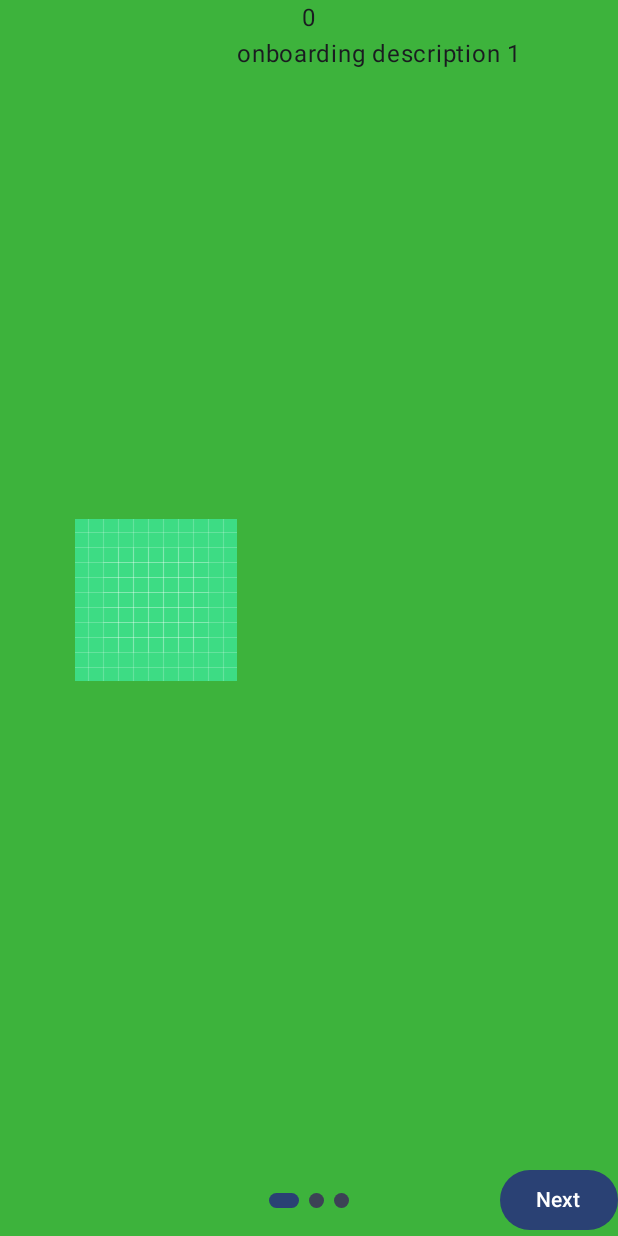
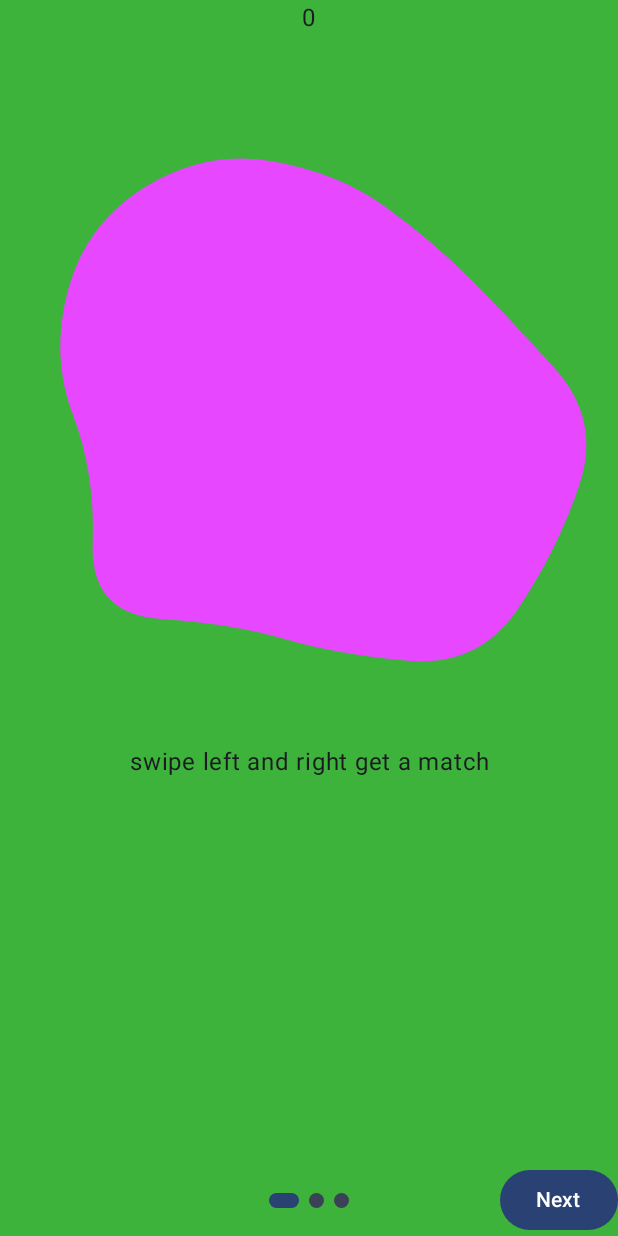
Before and after one commit to YudingZhou/Android, an Android app built with Jetpack Compose: the screen it shows after launch (MainActivity), on a phone screen of 412 x 824 dp. Run offline under Robolectric (Android 15) with nearby library versions, the phone set to English and light mode, and no system bars.

Commit message:
android, onboard with image

```diff
--- a/android_2025_3/app/src/main/java/yuding/android/onboard/OnboardingUI.kt
+++ b/android_2025_3/app/src/main/java/yuding/android/onboard/OnboardingUI.kt
@@ -31,7 +31,9 @@ import androidx.compose.ui.Alignment
 import androidx.compose.ui.Modifier
 import androidx.compose.ui.draw.clip
 import androidx.compose.ui.graphics.Color
+import androidx.compose.ui.layout.ContentScale
 import androidx.compose.ui.res.painterResource
+import androidx.compose.ui.text.style.TextAlign
 import androidx.compose.ui.unit.dp
 import kotlinx.coroutines.launch
 import yuding.android.R
@@ -155,37 +157,41 @@ fun Onboard(onBoardingViewModel: OnBoardingViewModel) {
             }
         }
     }, content = {
-        Column(
-            modifier = Modifier
-                .padding(it)
-                .background(randomColor()),
-            horizontalAlignment = Alignment.Start,
-            verticalArrangement = Arrangement.Center
+        HorizontalPager(
+            contentPadding = it,
+            state = pageState,
+            modifier = Modifier.background(randomColor()),
+            verticalAlignment = Alignment.Top
         ) {
-            HorizontalPager(state = pageState) {
+            Column(horizontalAlignment = Alignment.CenterHorizontally) {
                 Spacer(modifier = Modifier.size(50.dp))
 
                 val currentImageId = currentPage.image
                 val currentDescription = currentPage.description
                 Log.d(TAG, "current image id:$currentImageId, description:$currentDescription")
-                Image(painter = painterResource(id = R.drawable.ic_launcher_background), contentDescription = currentDescription)
-//            AsyncImage(
-//                model = ImageRequest.Builder(LocalContext.current).data(currentDescription).build(),
-//                contentDescription = currentDescription
-//            )
-//            Spacer(modifier = Modifier.size(50.dp))
+                Image(
+                    painter = painterResource(id = currentImageId),
+                    contentDescription = currentDescription,
+//                    contentScale = ContentScale.FillWidth,
+                    modifier = Modifier.fillMaxWidth()
+                )
+
+                Spacer(modifier = Modifier.height(10.dp))
+
                 Text(
                     text = pages[pageState.currentPage].description,
-                    modifier = Modifier.fillMaxSize()
+                    modifier = Modifier.fillMaxSize(),
+
 //                    .padding(25.dp, 0.dp),
 //                fontSize = 16.sp,
-//                textAlign = TextAlign.Center,
+                    textAlign = TextAlign.Center,
 //                style = MaterialTheme.typography.bodySmall,
 //                color = MaterialTheme.colorScheme.onSurface
                 )
-
             }
         }
+
+
     })
 }
 
--- a/android_2025_3/app/src/main/res/drawable/onboard_1.xml
+++ b/android_2025_3/app/src/main/res/drawable/onboard_1.xml
@@ -1,4 +1,11 @@
-<?xml version="1.0" standalone="no"?>
-<svg viewBox="0 0 200 200" xmlns="http://www.w3.org/2000/svg">
-  <path fill="#FF0066" d="M61.3,-23.7C68.5,2.3,55.9,31,34,46.9C12.1,62.8,-19.1,66.1,-35.2,53.3C-51.2,40.5,-52.1,11.6,-43.7,-16C-35.3,-43.6,-17.6,-70.1,4.7,-71.6C27,-73.1,54.1,-49.7,61.3,-23.7Z" transform="translate(100 100)" />
-</svg>
+<?xml version="1.0" encoding="utf-8"?>
+<vector xmlns:android="http://schemas.android.com/apk/res/android"
+    android:width="480dp"
+    android:height="480dp"
+    android:viewportWidth="480"
+    android:viewportHeight="480">
+
+  <path
+      android:fillColor="#e647ff"
+      android:pathData="M450,290.5Q433,341,402.5,386.5Q372,432,317,427Q262,422,221,410Q180,398,125,394.5Q70,391,72,336Q74,281,56.5,235.5Q39,190,53,138.5Q67,87,113.5,58.5Q160,30,211.5,39Q263,48,299.5,74.5Q336,101,365,130Q394,159,430.5,199.5Q467,240,450,290.5Z" />
+</vector>
--- a/android_2025_3/app/src/main/res/drawable/onboard_2.xml
+++ b/android_2025_3/app/src/main/res/drawable/onboard_2.xml
@@ -1,4 +1,11 @@
-<?xml version="1.0" standalone="no"?>
-<svg viewBox="0 0 200 200" xmlns="http://www.w3.org/2000/svg">
-  <path fill="#F1C21B" d="M27.2,-31C39.7,-14.6,57.4,-7.3,64.9,7.6C72.5,22.5,69.9,44.9,57.4,49C44.9,53.1,22.5,38.8,4.7,34.1C-13,29.4,-26,34.2,-42.6,30.1C-59.1,26,-79.3,13,-82,-2.7C-84.7,-18.4,-69.9,-36.8,-53.3,-53.2C-36.8,-69.6,-18.4,-84,-5.5,-78.4C7.3,-72.9,14.6,-47.4,27.2,-31Z" transform="translate(100 100)" />
-</svg>
+<?xml version="1.0" encoding="utf-8"?>
+<vector xmlns:android="http://schemas.android.com/apk/res/android"
+    android:width="200dp"
+    android:height="200dp"
+    android:viewportWidth="200"
+    android:viewportHeight="200">
+
+  <path
+      android:fillColor="#F1C21B"
+      android:pathData="M27.2,-31C39.7,-14.6,57.4,-7.3,64.9,7.6C72.5,22.5,69.9,44.9,57.4,49C44.9,53.1,22.5,38.8,4.7,34.1C-13,29.4,-26,34.2,-42.6,30.1C-59.1,26,-79.3,13,-82,-2.7C-84.7,-18.4,-69.9,-36.8,-53.3,-53.2C-36.8,-69.6,-18.4,-84,-5.5,-78.4C7.3,-72.9,14.6,-47.4,27.2,-31Z" />
+</vector>
--- a/android_2025_3/app/src/main/res/drawable/onboard_3.xml
+++ b/android_2025_3/app/src/main/res/drawable/onboard_3.xml
@@ -1,4 +1,11 @@
-<?xml version="1.0" standalone="no"?>
-<svg viewBox="0 0 200 200" xmlns="http://www.w3.org/2000/svg">
-  <path fill="#F1C21B" d="M43.2,-47.8C56.7,-40.1,68.9,-27.2,75.2,-10.5C81.5,6.3,81.9,26.9,73.7,43.8C65.4,60.8,48.6,74.1,30.5,78.5C12.3,82.8,-7.2,78.1,-21.9,68.9C-36.6,59.8,-46.5,46.1,-57,31.3C-67.5,16.4,-78.7,0.3,-75.3,-12.3C-71.9,-24.9,-54,-33.9,-39,-41.3C-24.1,-48.7,-12,-54.5,1.4,-56.1C14.8,-57.8,29.7,-55.4,43.2,-47.8Z" transform="translate(100 100)" />
-</svg>
+<?xml version="1.0" encoding="utf-8"?>
+<vector xmlns:android="http://schemas.android.com/apk/res/android"
+    android:width="200dp"
+    android:height="200dp"
+    android:viewportWidth="200"
+    android:viewportHeight="200">
+
+  <path
+      android:fillColor="#F1C21B"
+      android:pathData="M43.2,-47.8C56.7,-40.1,68.9,-27.2,75.2,-10.5C81.5,6.3,81.9,26.9,73.7,43.8C65.4,60.8,48.6,74.1,30.5,78.5C12.3,82.8,-7.2,78.1,-21.9,68.9C-36.6,59.8,-46.5,46.1,-57,31.3C-67.5,16.4,-78.7,0.3,-75.3,-12.3C-71.9,-24.9,-54,-33.9,-39,-41.3C-24.1,-48.7,-12,-54.5,1.4,-56.1C14.8,-57.8,29.7,-55.4,43.2,-47.8Z" />
+</vector>
--- a/android_2025_3/app/src/main/res/values/strings.xml
+++ b/android_2025_3/app/src/main/res/values/strings.xml
@@ -43,10 +43,10 @@
         vestibulum. Fusce dictum libero quis erat maximus, vitae volutpat diam dignissim.
     </string>
 
-    <string name="onboard_page_1_title">Onboarding page title 1</string>
-    <string name="onboard_page_2_title">Onboarding page title 2</string>
-    <string name="onboard_page_3_title">Onboarding page title 3</string>
-    <string name="onboard_page_1_description">onboarding description 1</string>
-    <string name="onboard_page_2_description">description 2\n</string>
-    <string name="onboard_page_3_description">description 3\n</string>
+    <string name="onboard_page_1_title">Swipe and match</string>
+    <string name="onboard_page_2_title">Talk and Connect</string>
+    <string name="onboard_page_3_title">Go on a date</string>
+    <string name="onboard_page_1_description">swipe left and right get a match</string>
+    <string name="onboard_page_2_description">have a video or voice talk and have some human connection</string>
+    <string name="onboard_page_3_description">Set up a in-person date calendar</string>
 </resources>
```
